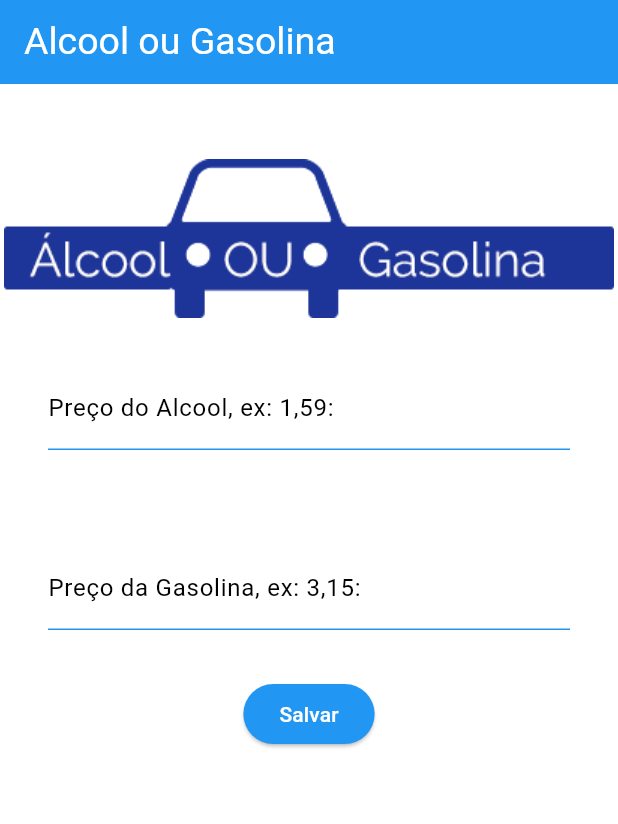
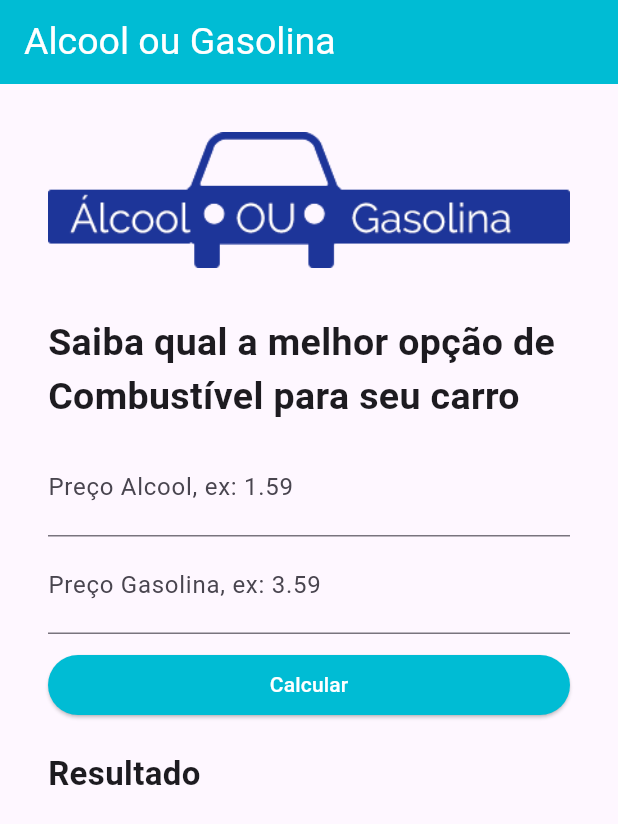
Before and after one commit to Jeffc-98/AppGasolina_Alcool, a Flutter app: the screen it shows after launch, on a phone screen of 412 x 824 dp. Shown: the top 824 px of the screen. Run offline on Flutter 3.47's test engine with Material 3 defaults, Android fonts, the phone set to English and light mode, and no system bars.

Commit message:
Melhorei a lógica da interface do app

```diff
--- a/lib/tela.dart
+++ b/lib/tela.dart
@@ -1,4 +1,5 @@
 import 'package:flutter/material.dart';
+
 
 class Tela extends StatefulWidget {
   const Tela({super.key});
@@ -8,74 +9,88 @@ class Tela extends StatefulWidget {
 }
 
 class _TelaState extends State<Tela> {
+  TextEditingController _controllerAlcool = TextEditingController();
+  TextEditingController _controllerGasolina= TextEditingController();
+
+
   @override
   Widget build(BuildContext context) {
     return Scaffold(
-      backgroundColor: Colors.white,
       appBar: AppBar(
-       backgroundColor: Colors.blue,
-       title: Text(
-           "Alcool ou Gasolina",
+        backgroundColor: Colors.cyan,
+        title: Text("Alcool ou Gasolina",
           style: TextStyle(
             fontSize: 25,
-             color: Colors.white,
+            color: Colors.white
           ),
         ),
       ),
-
-      body: Column(
+      body: Container(
+        child: SingleChildScrollView(
+          padding: EdgeInsets.all(32),
+          child: Column(
+            crossAxisAlignment: CrossAxisAlignment.stretch ,
             children: [
-          Column(
-            children: [
-              Padding(padding: EdgeInsets.all(25)),
-              Image.asset("imagens/logo.png")
-            ],
+              Padding(
+                padding: EdgeInsets.only(bottom: 32),
+                child: Image.asset("imagens/logo.png"),
               ),
-          Padding(padding: EdgeInsets.all(32),
-           child: TextField(
-             keyboardType: TextInputType.number,
-             decoration: InputDecoration(
-               focusedBorder: UnderlineInputBorder(
-                 borderSide: BorderSide(color: Colors.black)
-               ),
-               enabledBorder: UnderlineInputBorder(
-                 borderSide: BorderSide(color: Colors.blue)
-               ),
-               labelText: "Preço do Alcool, ex: 1,59:",
-               labelStyle: TextStyle(
-                 color: Colors.black
-               )
+              Padding(
+                padding: EdgeInsets.only(bottom: 10),
+                child: Text(
+                  "Saiba qual a melhor opção de Combustível para seu carro",
+                  style: TextStyle(
+                      fontSize: 25,
+                      fontWeight: FontWeight.bold
                   ),
                 ),
               ),
-          Padding(padding: EdgeInsets.all(32),
-            child: TextField(
-
+              TextField(
                 keyboardType: TextInputType.number,
                 decoration: InputDecoration(
-                  focusedBorder: UnderlineInputBorder(
-                      borderSide: BorderSide(color: Colors.black)
+                  labelText: "Preço Alcool, ex: 1.59",
                 ),
-                  enabledBorder: UnderlineInputBorder(
-                      borderSide: BorderSide(color: Colors.blue)
+                style: TextStyle(
+                    fontSize: 22
                 ),
-                  labelText: "Preço da Gasolina, ex: 3,15:",
-                  labelStyle: TextStyle(
-                      color: Colors.black
-                  )
+                controller: _controllerAlcool ,
+              ),
+              TextField(
+                keyboardType: TextInputType.number,
+                decoration: InputDecoration(
+                  labelText: "Preço Gasolina, ex: 3.59",
+                ),
+                style: TextStyle(
+                    fontSize: 22
+                ),
+                controller: _controllerGasolina ,
+              ),
+              Padding(
+                padding: EdgeInsets.only(top: 10) ,
+                child: ElevatedButton(
+                  style: ElevatedButton.styleFrom(
+                      padding: EdgeInsets.all(10),
+                      backgroundColor: Colors.cyan,
+                      foregroundColor: Colors.white
+                  ),
+                  onPressed: (){},
+                  child: Text("Calcular"),
                 ),
               ),
+              Padding(
+                padding: EdgeInsets.only(top:20),
+                child: Text(
+                  "Resultado",
+                  style: TextStyle(
+                      fontSize: 22,
+                      fontWeight: FontWeight.bold
                   ),
-          ElevatedButton(
-              onPressed: (){},
-              child: Text("Salvar"),
-            style: ElevatedButton.styleFrom(
-              backgroundColor: Colors.blue,
-              foregroundColor: Colors.white
                 ),
               ),
             ],
           ),
+        ) ,
+      ) ,
     );
   }
 }
```
Lines whose indentation alone changed are shown as unchanged.
